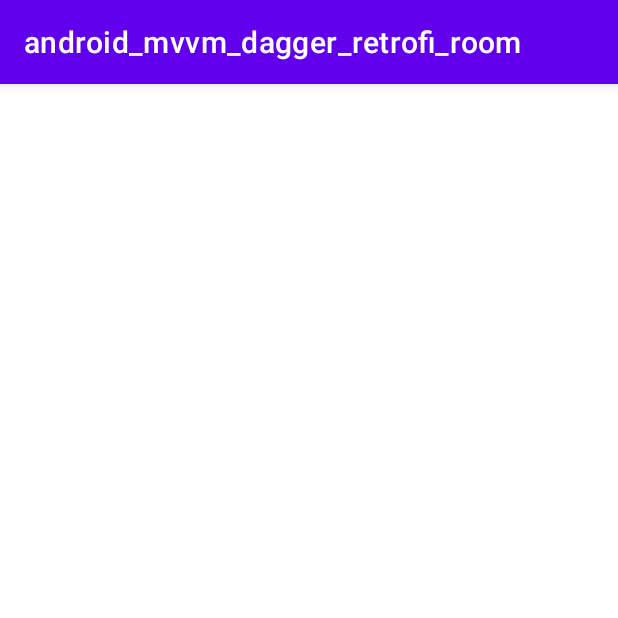
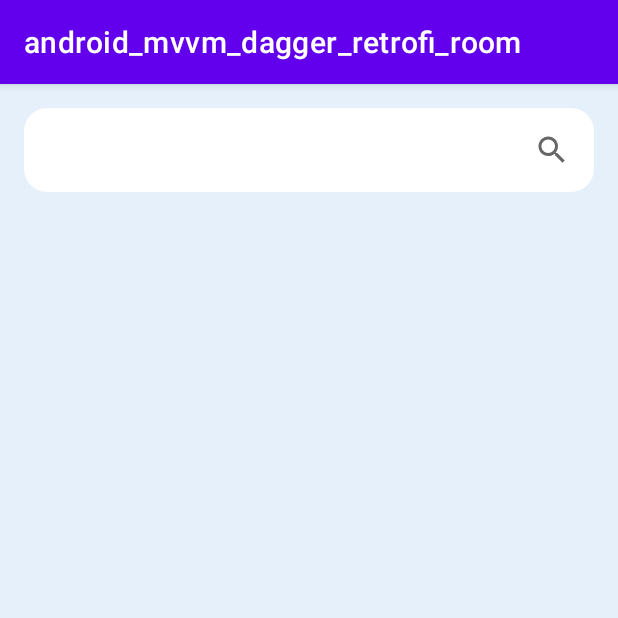
Before and after one commit to shimulcse22/City-Search, an Android app: the screen it shows after launch (MainActivity), on a phone screen of 412 x 824 dp, the top half of it. Run offline under Robolectric (Android 15) with nearby library versions, the phone set to English and light mode, and no system bars; our stand-ins replace Dagger/Hilt's generated code, Room's generated code, data binding; 3 statements that could not run were skipped.

Commit message:
completed data passing from one activity another

```diff
--- a/app/build.gradle
+++ b/app/build.gradle
@@ -10,7 +10,7 @@ android {
 
     defaultConfig {
         applicationId "com.example.android_mvvm_dagger_retrofi_room"
-        minSdk 23
+        minSdk 26
         targetSdk 31
         versionCode 1
         versionName "1.0"
@@ -30,6 +30,10 @@ android {
     kotlinOptions {
         jvmTarget = '1.8'
         freeCompilerArgs = ['-Xjvm-default=enable']
+    }
+
+    buildFeatures{
+        dataBinding = true
     }
 }
 
--- a/app/src/main/java/com/example/android_mvvm_dagger_retrofi_room/MainActivity.kt
+++ b/app/src/main/java/com/example/android_mvvm_dagger_retrofi_room/MainActivity.kt
@@ -1,37 +1,89 @@
 package com.example.android_mvvm_dagger_retrofi_room
 
+import android.content.Intent
+import android.os.Bundle
+import android.os.Parcelable
+import android.provider.ContactsContract
+import android.util.Log
+import android.widget.ArrayAdapter
 import androidx.appcompat.app.AppCompatActivity
-import android.os.Bundle
-import android.util.Log
-import android.widget.TextView
+import androidx.databinding.DataBindingUtil
 import androidx.lifecycle.Observer
 import androidx.lifecycle.ViewModelProvider
+import androidx.lifecycle.lifecycleScope
+import com.example.android_mvvm_dagger_retrofi_room.databinding.ActivityMainBinding
+import com.example.android_mvvm_dagger_retrofi_room.models.Station
 import com.example.android_mvvm_dagger_retrofi_room.viewmodel.AppViewModelFactory
 import com.example.android_mvvm_dagger_retrofi_room.viewmodel.MainViewModel
+import kotlinx.coroutines.Dispatchers
+import kotlinx.coroutines.launch
+import kotlinx.coroutines.withContext
+import java.io.Serializable
 import javax.inject.Inject
 
-class MainActivity : AppCompatActivity() {
+class MainActivity : AppCompatActivity(){
     lateinit var mainViewModel : MainViewModel
+
+    lateinit var binding : ActivityMainBinding
 
     @Inject
     lateinit var appViewModelFactory: AppViewModelFactory
 
-    private val text :TextView
-    get() = findViewById(R.id.text)
+
 
     override fun onCreate(savedInstanceState: Bundle?) {
         super.onCreate(savedInstanceState)
-        setContentView(R.layout.activity_main)
+        binding = DataBindingUtil.setContentView(this,R.layout.activity_main)
+
         (application as ProjectApplication).applicationComponent.inject(this)
         mainViewModel = ViewModelProvider(this, appViewModelFactory)[MainViewModel::class.java]
 
+        binding.viewModel = mainViewModel
+        binding.lifecycleOwner = this
+
         mainViewModel.cityLiveData.observe(this, Observer {
-            text.text = it.message.toString()
-            Log.d("SHIMUL ",it.toString())
+
         })
+
+
+        setAdapter()
+
+        binding.autoCompleteText.setOnItemClickListener { adapterView, _, i, _ ->
+            mainViewModel.searchData.value = adapterView.getItemAtPosition(i).toString()
+
+            lifecycleScope.launch {
+                Log.d("SHIMUL","mainViewModel.stationAndAqiData[0].station.placeName")
+                mainViewModel.getStationAndAqiInfo()
+                mainViewModel.getAqiInfo()
+                moveToOtherActivity()
+            }
+        }
+
+        binding.image.setOnClickListener {
+            lifecycleScope.launch {
+                mainViewModel.getCityFromAPi()
+            }
+
+            moveToOtherActivity()
+        }
     }
 
     companion object{
         const val  pass = "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"
     }
+
+    private fun setAdapter(){
+        val arrayAdapter = ArrayAdapter(this,android.R.layout.simple_list_item_1,mainViewModel.cityLiveDataFromDataBase)
+        binding.autoCompleteText.setAdapter(arrayAdapter)
+        binding.autoCompleteText.threshold = 1
+        binding.autoCompleteText.setAdapter(arrayAdapter)
+    }
+    private fun moveToOtherActivity(){
+        Log.d("SHIMUL FINASLLLLLL", mainViewModel.aqiData.value.toString())
+
+        val intent  = Intent(applicationContext,DataShowingActivity::class.java)
+        intent.putExtra("station",mainViewModel.stationData as ArrayList)
+        intent.putExtra("aqi",  mainViewModel.aqiData.value)
+        startActivity(intent)
+    }
 }
--- a/app/src/main/java/com/example/android_mvvm_dagger_retrofi_room/dagger/ApplicationComponent.kt
+++ b/app/src/main/java/com/example/android_mvvm_dagger_retrofi_room/dagger/ApplicationComponent.kt
@@ -2,6 +2,7 @@ package com.example.android_mvvm_dagger_retrofi_room.dagger
 
 import android.content.Context
 import androidx.lifecycle.ViewModel
+import com.example.android_mvvm_dagger_retrofi_room.DataShowingActivity
 import com.example.android_mvvm_dagger_retrofi_room.MainActivity
 import com.example.android_mvvm_dagger_retrofi_room.viewmodel.MainViewModel
 import dagger.Binds
@@ -16,6 +17,8 @@ interface ApplicationComponent {
 
     fun inject(mainActivity: MainActivity)
 
+    fun injectDataShowingActivity(dataShowingActivity: DataShowingActivity)
+
     @Component.Factory
     interface Factory{
         fun create(@BindsInstance context: Context) : ApplicationComponent
--- a/app/src/main/java/com/example/android_mvvm_dagger_retrofi_room/db/CityDao.kt
+++ b/app/src/main/java/com/example/android_mvvm_dagger_retrofi_room/db/CityDao.kt
@@ -15,10 +15,18 @@ interface CityDao {
     suspend fun insertCity(city: GetCity)
 
     @Transaction
-    @Query("SELECT * FROM aqiInfoTable WHERE aqiInfo = :aqiInfo")
-    suspend fun getAqiInfoAndStation(aqiInfo : Long) : AqiInfoAndStation
+    @Query("SELECT * FROM aqiInfoTable WHERE city = :cityName")
+    suspend fun getAqiInfoAndStation(cityName : String) : List<AqiInfoAndStation>
+
+    @Transaction
+    @Query("SELECT cityName from GetCity")
+    suspend fun getCityFromDataBase() : List<String>
 
     @Transaction
     @Query("SELECT * FROM station WHERE cityName = :cityName")
-    suspend fun getCityWithStation(cityName : String) : List<CityWithStation>
+    suspend fun getStation(cityName: String) : List<Station>
+
+    @Transaction
+    @Query("SELECT * FROM aqiInfoTable WHERE city = :cityName")
+    suspend fun getAqi(cityName: String) : AqiInfo
 }
--- a/app/src/main/java/com/example/android_mvvm_dagger_retrofi_room/db/CityDataBase.kt
+++ b/app/src/main/java/com/example/android_mvvm_dagger_retrofi_room/db/CityDataBase.kt
@@ -12,7 +12,7 @@ import com.example.android_mvvm_dagger_retrofi_room.models.Station
         GetCity::class,
         Station::class
                ],
-    version = 1
+    version = 4
 )
 abstract class CityDataBase : RoomDatabase(){
 
--- a/app/src/main/java/com/example/android_mvvm_dagger_retrofi_room/models/AqiInfoAndStation.kt
+++ b/app/src/main/java/com/example/android_mvvm_dagger_retrofi_room/models/AqiInfoAndStation.kt
@@ -8,8 +8,8 @@ data class AqiInfoAndStation(
     val aqiInfo : AqiInfo,
 
     @Relation(
-        parentColumn = "aqiInfoId",
-        entityColumn = "aqiInfo"
+        parentColumn = "city",
+        entityColumn = "city"
     )
     val station: Station
 )
--- a/app/src/main/java/com/example/android_mvvm_dagger_retrofi_room/network/ApiService.kt
+++ b/app/src/main/java/com/example/android_mvvm_dagger_retrofi_room/network/ApiService.kt
@@ -4,10 +4,13 @@ import com.example.android_mvvm_dagger_retrofi_room.models.GetCity
 import com.example.android_mvvm_dagger_retrofi_room.models.apimodel.GetCityFromApi
 import retrofit2.Response
 import retrofit2.http.GET
+import retrofit2.http.Query
 
 
 interface ApiService {
-    @GET("latest/by-city?city=Bengaluru")
-    suspend fun getLatestCity() : Response<GetCityFromApi>
+    @GET("latest/by-city")
+    suspend fun getLatestCity(
+        @Query("city") cityName: String,
+    ) : Response<GetCityFromApi>
 
 }
--- a/app/src/main/java/com/example/android_mvvm_dagger_retrofi_room/viewmodel/MainViewModel.kt
+++ b/app/src/main/java/com/example/android_mvvm_dagger_retrofi_room/viewmodel/MainViewModel.kt
@@ -2,11 +2,14 @@ package com.example.android_mvvm_dagger_retrofi_room.viewmodel
 
 import android.util.Log
 import androidx.lifecycle.LiveData
+import androidx.lifecycle.MutableLiveData
 import androidx.lifecycle.ViewModel
 import androidx.lifecycle.viewModelScope
-import com.example.android_mvvm_dagger_retrofi_room.models.GetCity
+import com.example.android_mvvm_dagger_retrofi_room.models.AqiInfo
+import com.example.android_mvvm_dagger_retrofi_room.models.Station
 import com.example.android_mvvm_dagger_retrofi_room.models.apimodel.GetCityFromApi
 import com.example.android_mvvm_dagger_retrofi_room.repository.CityRepository
+import kotlinx.coroutines.Dispatchers
 import kotlinx.coroutines.launch
 import javax.inject.Inject
 
@@ -14,20 +17,40 @@ class MainViewModel @Inject constructor(private val repository: CityRepository)
     val cityLiveData : LiveData<GetCityFromApi>
     get() = repository.city
 
+    val searchData = MutableLiveData<String>()
+
+    val cityLiveDataFromDataBase : List<String>
+    get() = repository.cityData
+
+    val stationData : MutableList<Station>
+    get() = repository.stationInfo
+
+    val aqiData : LiveData<AqiInfo>
+        get() = repository.aqiInfo
+
+    val checkData : MutableLiveData<Boolean>
+    get() = repository.checkData
+
     init {
-        viewModelScope.launch{
-            Log.d("llllllll",cityLiveData.value.toString())
-            repository.getCity()
+
+        searchData.value = ""
+
+        viewModelScope.launch(Dispatchers.IO) {
+            repository.getCityFromDataBase()
         }
     }
 
-//    val productsLiveData : LiveData<List<Product>>
-//        get() = repository.products
-//
-//    init {
-//        viewModelScope.launch {
-//            repository.getProducts()
-//        }
-//    }
+    suspend fun getCityFromAPi(){
+        repository.getCity(searchData.value!!)
+    }
 
+    suspend fun getStationAndAqiInfo(){
+        Log.d("SHIMUL3 sat",searchData.value.toString())
+        repository.stationAqiInfo(searchData.value!!)
+    }
+
+    suspend fun getAqiInfo(){
+        Log.d("SHIMUL3 aqi",searchData.value.toString())
+        repository.aqiInfo(searchData.value!!)
+    }
 }
--- /dev/null
+++ b/app/src/main/res/drawable/constraint_background.xml
@@ -0,0 +1,13 @@
+<?xml version="1.0" encoding="utf-8"?>
+<shape xmlns:android="http://schemas.android.com/apk/res/android"
+    android:shape="rectangle" >
+
+    <corners
+        android:bottomLeftRadius="15dp"
+        android:bottomRightRadius="15dp"
+        android:topLeftRadius="15dp"
+        android:topRightRadius="15dp" />
+
+    <solid android:color="#ffffff" />
+
+</shape>
--- /dev/null
+++ b/app/src/main/res/drawable/ic_baseline_search_24.xml
@@ -0,0 +1,10 @@
+<vector xmlns:android="http://schemas.android.com/apk/res/android"
+    android:width="24dp"
+    android:height="24dp"
+    android:viewportWidth="24"
+    android:viewportHeight="24"
+    android:tint="?attr/colorControlNormal">
+  <path
+      android:fillColor="@android:color/white"
+      android:pathData="M15.5,14h-0.79l-0.28,-0.27C15.41,12.59 16,11.11 16,9.5 16,5.91 13.09,3 9.5,3S3,5.91 3,9.5 5.91,16 9.5,16c1.61,0 3.09,-0.59 4.23,-1.57l0.27,0.28v0.79l5,4.99L20.49,19l-4.99,-5zM9.5,14C7.01,14 5,11.99 5,9.5S7.01,5 9.5,5 14,7.01 14,9.5 11.99,14 9.5,14z"/>
+</vector>
--- a/app/src/main/res/layout/activity_main.xml
+++ b/app/src/main/res/layout/activity_main.xml
@@ -1,19 +1,64 @@
 <?xml version="1.0" encoding="utf-8"?>
-<androidx.constraintlayout.widget.ConstraintLayout xmlns:android="http://schemas.android.com/apk/res/android"
+<layout xmlns:android="http://schemas.android.com/apk/res/android"
     xmlns:app="http://schemas.android.com/apk/res-auto"
-    xmlns:tools="http://schemas.android.com/tools"
+    xmlns:tools="http://schemas.android.com/tools">
+
+    <data>
+        <variable
+            name="viewModel"
+            type="com.example.android_mvvm_dagger_retrofi_room.viewmodel.MainViewModel" />
+    </data>
+
+    <androidx.constraintlayout.widget.ConstraintLayout
         android:layout_width="match_parent"
         android:layout_height="match_parent"
+        android:background="@color/darl_blue"
         tools:context=".MainActivity">
+        <androidx.constraintlayout.widget.ConstraintLayout
+            android:id="@+id/linear"
+            android:layout_margin="16dp"
+            android:layout_width="match_parent"
+            android:layout_height="wrap_content"
+            app:layout_constraintEnd_toEndOf="parent"
+            android:background="@drawable/constraint_background"
+            app:layout_constraintStart_toStartOf="parent"
+            app:layout_constraintTop_toTopOf="parent">
+            <AutoCompleteTextView
+                android:id="@+id/auto_complete_text"
+                android:layout_width="0dp"
+                android:layout_height="wrap_content"
+                android:layout_margin="5dp"
+                android:text="@={viewModel.searchData}"
+                tools:text="Hello World!"
+                android:backgroundTint="@android:color/transparent"
+                app:layout_constraintEnd_toStartOf="@id/image"
+                app:layout_constraintStart_toStartOf="parent"
+                app:layout_constraintTop_toTopOf="parent"
+                app:layout_constraintBottom_toBottomOf="parent"/>
+            <androidx.appcompat.widget.AppCompatImageView
+                android:id="@+id/image"
+                android:layout_margin="16dp"
+                android:layout_width="wrap_content"
+                android:layout_height="wrap_content"
+                app:srcCompat="@drawable/ic_baseline_search_24"
+                app:layout_constraintStart_toEndOf="@+id/auto_complete_text"
+                app:layout_constraintEnd_toEndOf="parent"
+                app:layout_constraintTop_toTopOf="parent"
+                app:layout_constraintBottom_toBottomOf="parent"
+                />
+        </androidx.constraintlayout.widget.ConstraintLayout>
+
 
         <TextView
-        android:id="@+id/text"
             android:layout_width="wrap_content"
             android:layout_height="wrap_content"
-        tools:text="Hello World!"
-        app:layout_constraintBottom_toBottomOf="parent"
-        app:layout_constraintLeft_toLeftOf="parent"
-        app:layout_constraintRight_toRightOf="parent"
-        app:layout_constraintTop_toTopOf="parent" />
+            app:layout_constraintEnd_toEndOf="parent"
+            app:layout_constraintStart_toStartOf="parent"
+            android:layout_marginTop="50dp"
+            tools:text ="ttat"
+            android:text="@{viewModel.cityLiveData.stations[0].city}"
+            android:textSize="20sp"
+            app:layout_constraintTop_toBottomOf="@+id/linear"/>
 
     </androidx.constraintlayout.widget.ConstraintLayout>
+</layout>
--- a/app/src/main/res/values/colors.xml
+++ b/app/src/main/res/values/colors.xml
@@ -7,4 +7,5 @@
     <color name="teal_700">#FF018786</color>
     <color name="black">#FF000000</color>
     <color name="white">#FFFFFFFF</color>
+    <color name="darl_blue">#1A006DCC</color>
 </resources>
```
Also changed, not shown: app/src/main/AndroidManifest.xml (+6 -1 lines), app/src/main/java/com/example/android_mvvm_dagger_retrofi_room/DataShowingActivity.kt (added, +48 -0 lines), app/src/main/java/com/example/android_mvvm_dagger_retrofi_room/models/AqiInfo.kt (+5 -4 lines), app/src/main/java/com/example/android_mvvm_dagger_retrofi_room/models/CityWithStation.kt (deleted, +0 -16 lines), app/src/main/java/com/example/android_mvvm_dagger_retrofi_room/models/Station.kt (+65 -9 lines), app/src/main/java/com/example/android_mvvm_dagger_retrofi_room/repository/CityRepository.kt (+88 -19 lines), app/src/main/res/drawable/auto_complete_text_view_background.xml (added, +13 -0 lines), app/src/main/res/layout/activity_data_showing.xml (added, +35 -0 lines). Lines whose indentation alone changed are shown as unchanged.
